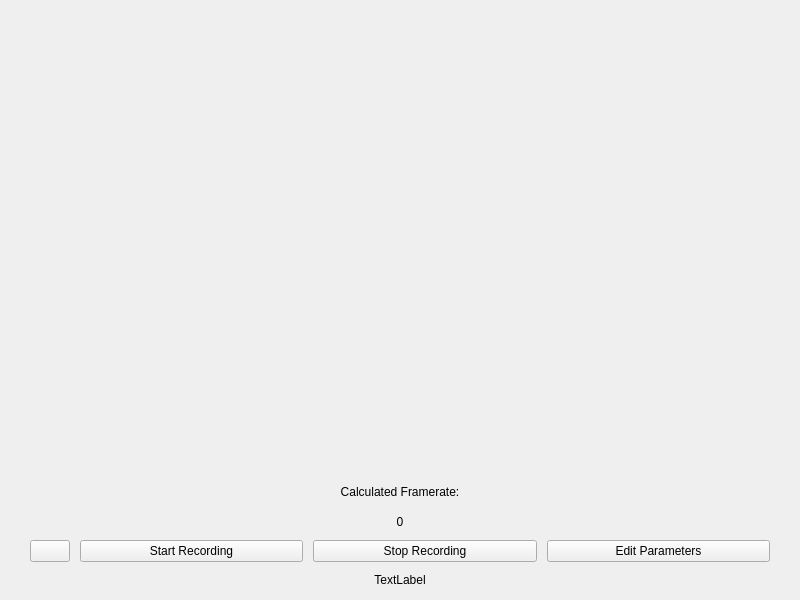
This is camerawidget.ui in NK5fr/camera_manager as Qt 5 draws it before an edit. The edited form follows.
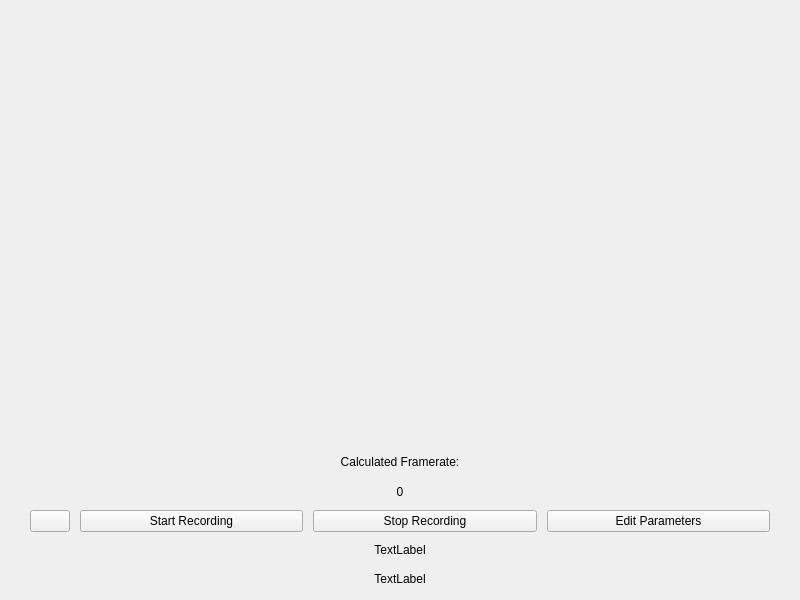
This is the edited form.

Patch:
```diff
--- a/camerawidget.ui
+++ b/camerawidget.ui
@@ -10,6 +10,24 @@
     <height>600</height>
    </rect>
   </property>
+  <property name="sizePolicy">
+   <sizepolicy hsizetype="Fixed" vsizetype="Preferred">
+    <horstretch>0</horstretch>
+    <verstretch>0</verstretch>
+   </sizepolicy>
+  </property>
+  <property name="minimumSize">
+   <size>
+    <width>800</width>
+    <height>600</height>
+   </size>
+  </property>
+  <property name="maximumSize">
+   <size>
+    <width>800</width>
+    <height>600</height>
+   </size>
+  </property>
   <property name="windowTitle">
    <string>Form</string>
   </property>
@@ -17,7 +35,7 @@
    <property name="geometry">
     <rect>
      <x>30</x>
-     <y>480</y>
+     <y>450</y>
      <width>740</width>
      <height>141</height>
     </rect>
@@ -113,7 +131,7 @@
    <property name="geometry">
     <rect>
      <x>20</x>
-     <y>30</y>
+     <y>10</y>
      <width>771</width>
      <height>431</height>
     </rect>
```
